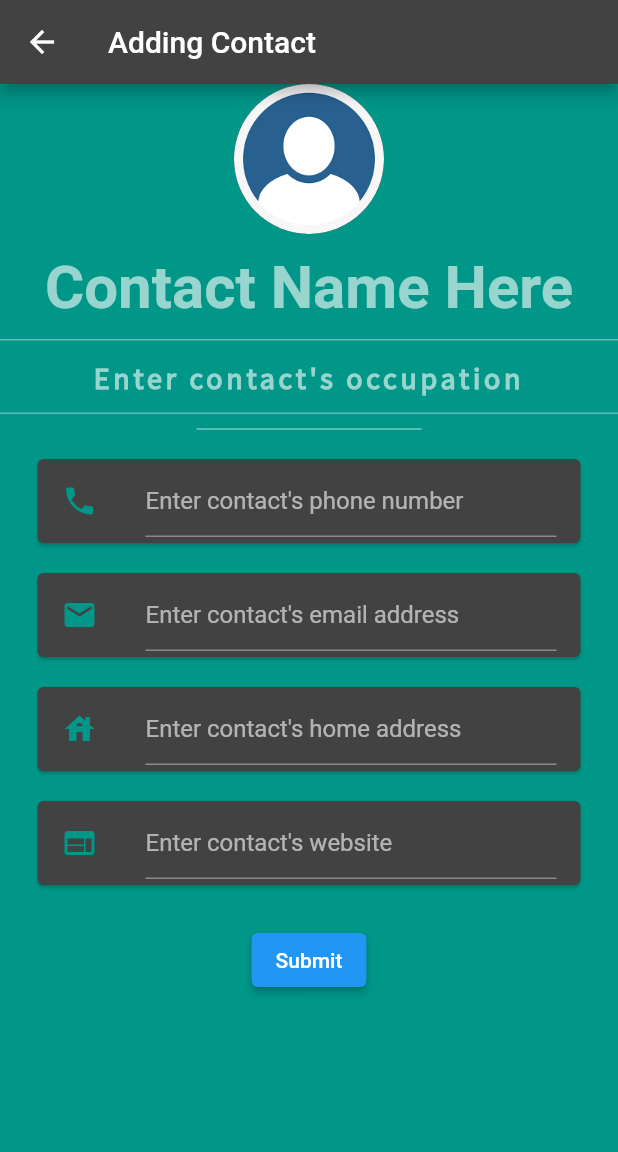
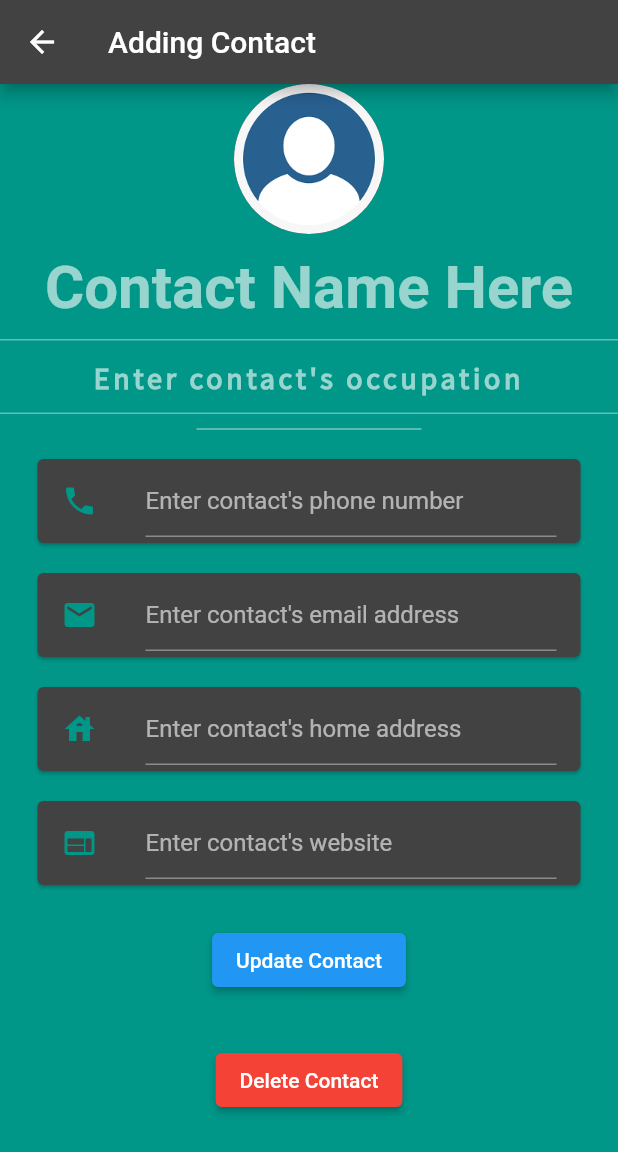
Before and after one commit to PercyChang18/spartan_contact, a Flutter app: the EditingContact screen opened directly with empty values, on a phone screen of 412 x 824 dp. Shown: the top 1152 px of the screen. Run offline on Flutter 3.47's test engine with Material 2 defaults, Android fonts, the phone set to English and light mode, and no system bars; our stand-ins replace sqflite; accounts and stored records are empty; Roboto replaces fonts that are missing (ZenAntique).

```diff
--- a/lib/contacts_page.dart
+++ b/lib/contacts_page.dart
@@ -5,7 +5,6 @@ import 'adding_contact_page.dart';
 import 'contact.dart';
 import 'individual_contact.dart';
 import 'model.dart';
-import 'sorting.dart';
 import 'view.dart';
 
 /// Represents the contacts page of the Spartan Contacts App.
@@ -34,12 +33,9 @@ class _ContactsPageState extends State<ContactsPage> implements View {
     contactsList = model.getDisplayedContactsList();
   }
 
-  Sorting s = Sorting();
-
   /// Initializes the list of GestureDetector objects for use in the build method.
   void initializeDetectorList(BuildContext context) {
     detectorList = <GestureDetector>[];
-    s.sortByEmail(contactsList); //Hard coded sorting method.
     for (int i = 0; i < contactsList.length; i++) {
       detectorList.add(
         GestureDetector(
--- a/lib/editing_contact_page.dart
+++ b/lib/editing_contact_page.dart
@@ -14,6 +14,7 @@ class EditingContact extends StatelessWidget {
   final emailController = TextEditingController();
   final addressController = TextEditingController();
   final websiteController = TextEditingController();
+
   final Model model;
   final Contact contact;
 
@@ -24,6 +25,12 @@ class EditingContact extends StatelessWidget {
   /// Builds the display for an AddingContact.
   @override
   Widget build(BuildContext context) {
+    nameController.text = contact.getName();
+    occupationController.text = contact.getOccupation();
+    phoneController.text = contact.getPhone();
+    emailController.text = contact.getEmail();
+    addressController.text = contact.getAddress();
+    websiteController.text = contact.getWebsite();
     return Scaffold(
       appBar: AppBar(
         title: const Text('Adding Contact'),
@@ -173,23 +180,30 @@ class EditingContact extends StatelessWidget {
                     // the form is invalid.
                     if (_formKey.currentState!.validate()) {
                       // Process data.
-                      model.addContact(Contact(
-                          nameController.text,
-                          occupationController.text,
-                          phoneController.text,
-                          emailController.text,
-                          addressController.text,
-                          websiteController.text,
-                          model.genID()));
-                      nameController.text = "";
-                      occupationController.text = "";
-                      phoneController.text = "";
-                      emailController.text = "";
-                      addressController.text = "";
-                      websiteController.text = "";
+                      contact.setName(nameController.text);
+                      contact.setOccupation(occupationController.text);
+                      contact.setPhone(phoneController.text);
+                      contact.setEmail(emailController.text);
+                      contact.setAddress(addressController.text);
+                      contact.setWebsite(websiteController.text);
+                      model.notifyView();
                     }
                   },
-                  child: const Text('Submit'),
+                  child: const Text('Update Contact'),
+                ),
+              ),
+            ]),
+            Row(mainAxisAlignment: MainAxisAlignment.center, children: <Widget>[
+              Padding(
+                padding: const EdgeInsets.symmetric(vertical: 16.0),
+                child: ElevatedButton(
+                  onPressed: () {
+                    model.removeContact(contact);
+                  },
+                  child: const Text('Delete Contact'),
+                  style: ButtonStyle(
+                      backgroundColor: MaterialStateColor.resolveWith(
+                          (states) => Colors.red)),
                 ),
               ),
             ]),
```
Also changed, not shown: lib/model.dart (+18 -1 lines), lib/organization_setting.dart (+19 -9 lines), 4 other files.
